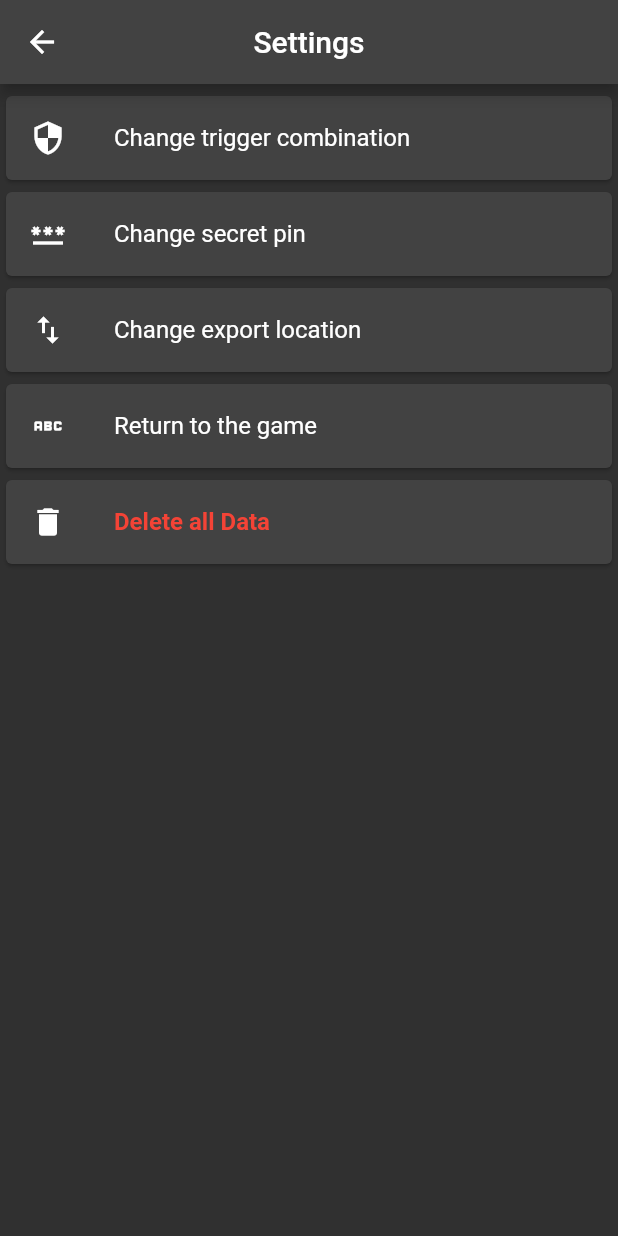
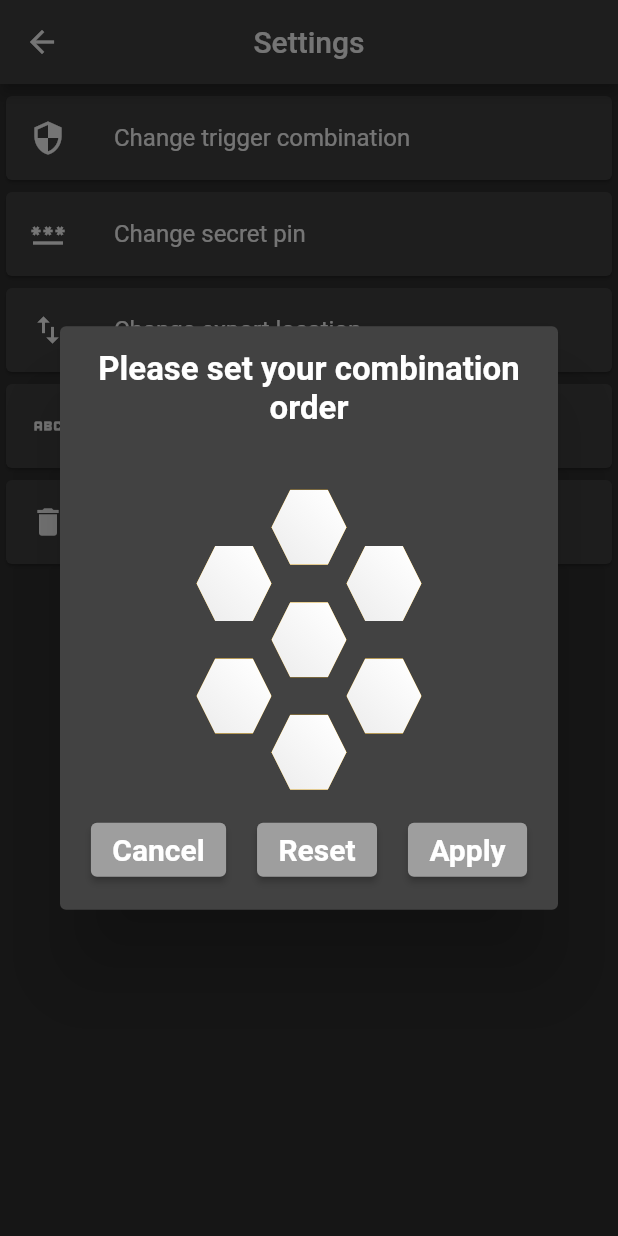
Before and after one commit to MermertH/hidden_hiding_app, a Flutter app: the SettingsScreen screen opened by its route, after a tap on "Change trigger combination", on a phone screen of 412 x 824 dp. Run offline on Flutter 3.47's test engine with Material 2 defaults, Android fonts, the phone set to English and light mode, and no system bars; our stand-ins replace chewie, connectivity_plus, file_picker, flutter_secure_storage, google_fonts, permission_handler and 2 more; missing offline and left inert: flutter_windowmanager, lecle_flutter_absolute_path, video_compress; accounts and stored records are empty; Roboto replaces fonts that are missing (Abel).

Commit message:
reset combination from vault

```diff
--- a/lib/screens/SecretVault/settings_screen.dart
+++ b/lib/screens/SecretVault/settings_screen.dart
@@ -3,6 +3,7 @@ import 'package:flutter/material.dart';
 import 'package:hidden_hiding_app/global.dart';
 import 'package:hidden_hiding_app/preferences.dart';
 import 'package:hidden_hiding_app/screens/SecretVault/services/file_picker.dart';
+import 'package:hidden_hiding_app/screens/SecretVault/widgets/set_combination_dialog.dart';
 import 'package:hidden_hiding_app/screens/WordGame/widgets/pin_dialog.dart';
 
 class SettingsScreen extends StatefulWidget {
@@ -121,6 +122,12 @@ class _SettingsScreenState extends State<SettingsScreen> {
                   isInVault: true,
                 ));
         break;
+      case "security":
+        showDialog(
+            context: context,
+            builder: (context) => const SetCombinationDialog());
+
+        break;
       case "gameScreen":
         Navigator.of(context).pushNamed("/GameScreen");
         break;
--- /dev/null
+++ b/lib/screens/SecretVault/widgets/set_combination_dialog.dart
@@ -0,0 +1,241 @@
+import 'package:flutter/material.dart';
+import 'package:flutter/src/foundation/key.dart';
+import 'package:flutter/src/widgets/framework.dart';
+import 'package:google_fonts/google_fonts.dart';
+import 'package:hidden_hiding_app/global.dart';
+import 'package:hidden_hiding_app/preferences.dart';
+import 'package:hidden_hiding_app/screens/WordGame/widgets/hexagon_button_shape.dart';
+import 'package:hidden_hiding_app/screens/WordGame/widgets/hexagon_clipper.dart';
+
+class SetCombinationDialog extends StatefulWidget {
+  const SetCombinationDialog({Key? key}) : super(key: key);
+
+  @override
+  State<SetCombinationDialog> createState() => _SetCombinationDialogState();
+}
+
+class _SetCombinationDialogState extends State<SetCombinationDialog> {
+  Map<String, int> buttonCombinationOrderList = {};
+  int tempData = 0;
+  int combinationOrderCount = 0;
+
+  @override
+  Widget build(BuildContext context) {
+    return Dialog(
+      child: Column(
+        mainAxisSize: MainAxisSize.min,
+        children: [
+          Padding(
+            padding: const EdgeInsets.all(16.0),
+            child: Text(
+              "Please set your combination order",
+              textAlign: TextAlign.center,
+              style: GoogleFonts.abel(
+                fontSize: 22,
+                fontWeight: FontWeight.bold,
+                color: Colors.white,
+              ),
+            ),
+          ),
+          Row(
+            mainAxisAlignment: MainAxisAlignment.center,
+            children: [
+              Column(
+                children: [
+                  gameButtons(
+                    buttonValue: "",
+                    buttonName: "LeftTop",
+                  ),
+                  gameButtons(
+                    buttonValue: "",
+                    buttonName: "LeftBottom",
+                  ),
+                ],
+              ),
+              Column(
+                children: [
+                  gameButtons(
+                    buttonValue: "",
+                    buttonName: "Top",
+                  ),
+                  gameButtons(
+                    buttonValue: "",
+                    buttonName: "Middle",
+                  ),
+                  gameButtons(
+                    buttonValue: "",
+                    buttonName: "Bottom",
+                  ),
+                ],
+              ),
+              Column(
+                children: [
+                  gameButtons(
+                    buttonValue: "",
+                    buttonName: "RightTop",
+                  ),
+                  gameButtons(
+                    buttonValue: "",
+                    buttonName: "RightBottom",
+                  ),
+                ],
+              ),
+            ],
+          ),
+          Padding(
+            padding: const EdgeInsets.symmetric(vertical: 16.0),
+            child: Row(
+              mainAxisAlignment: MainAxisAlignment.spaceEvenly,
+              children: [
+                ElevatedButton(
+                  style: ElevatedButton.styleFrom(
+                      textStyle: GoogleFonts.abel(
+                        fontSize: 20,
+                        fontWeight: FontWeight.bold,
+                        color: Colors.grey,
+                      ),
+                      primary: Colors.grey,
+                      onPrimary: Colors.white),
+                  onPressed: () {
+                    Global()
+                        .combinationButtons
+                        .updateAll((key, value) => false);
+                    buttonCombinationOrderList.clear();
+                    combinationOrderCount = 0;
+                    Navigator.of(context).pop();
+                  },
+                  child: const Text("Cancel"),
+                ),
+                ElevatedButton(
+                  style: ElevatedButton.styleFrom(
+                      textStyle: GoogleFonts.abel(
+                        fontSize: 20,
+                        fontWeight: FontWeight.bold,
+                        color: Colors.grey,
+                      ),
+                      primary: Colors.grey,
+                      onPrimary: Colors.white),
+                  onPressed: () {
+                    setState(() {
+                      Global()
+                          .combinationButtons
+                          .updateAll((key, value) => false);
+                      buttonCombinationOrderList.clear();
+                      combinationOrderCount = 0;
+                    });
+                  },
+                  child: const Text("Reset"),
+                ),
+                ElevatedButton(
+                  style: ElevatedButton.styleFrom(
+                      textStyle: GoogleFonts.abel(
+                        fontSize: 20,
+                        fontWeight: FontWeight.bold,
+                        color: Colors.grey,
+                      ),
+                      primary: Colors.grey,
+                      onPrimary: Colors.white),
+                  onPressed: () {
+                    if (buttonCombinationOrderList.length == 7) {
+                      for (int index = 0;
+                          index < buttonCombinationOrderList.length;
+                          index++) {
+                        Preferences().setCombinationCount(
+                            buttonCombinationOrderList.keys.elementAt(index),
+                            buttonCombinationOrderList.values.elementAt(index));
+                      }
+                      Global()
+                          .combinationButtons
+                          .updateAll((key, value) => false);
+                      buttonCombinationOrderList.clear();
+                      combinationOrderCount = 0;
+                      Navigator.of(context).pop();
+                    }
+                  },
+                  child: const Text("Apply"),
+                ),
+              ],
+            ),
+          ),
+        ],
+      ),
+    );
+  }
+
+  Widget gameButtons({
+    required String buttonValue,
+    required String buttonName,
+  }) {
+    return Padding(
+      padding: const EdgeInsets.only(top: 25),
+      child: Stack(
+        children: [
+          CustomPaint(
+            painter: HexagonButton(),
+            child: const SizedBox(
+              width: 50,
+              height: 50,
+            ),
+          ),
+          Positioned.fill(
+            child: ClipPath(
+              clipper: HexagonClipper(),
+              child: Container(
+                decoration: BoxDecoration(
+                  gradient: LinearGradient(
+                    begin: Alignment.topRight,
+                    end: Alignment.bottomLeft,
+                    stops: const [
+                      0.1,
+                      0.9,
+                    ],
+                    colors: [
+                      Global().getCombinationButtonStatus(buttonName)
+                          ? Colors.green[600]!
+                          : Colors.white,
+                      Colors.grey[200]!
+                    ],
+                  ),
+                ),
+                child: Center(
+                  child: Text(
+                    Global().getCombinationButtonStatus(buttonName)
+                        ? buttonCombinationOrderList.entries
+                            .firstWhere((element) => element.key == buttonName)
+                            .value
+                            .toString()
+                        : buttonValue,
+                    style: GoogleFonts.abel(
+                        fontWeight: FontWeight.bold,
+                        fontSize: 30,
+                        color: Colors.black),
+                  ),
+                ),
+              ),
+            ),
+          ),
+          Positioned.fill(
+            child: ClipPath(
+              clipper: HexagonClipper(),
+              child: Material(
+                color: Colors.transparent,
+                child: InkWell(
+                  onTap: () {
+                    if (Global().getCombinationButtonStatus(buttonName) ==
+                        false) {
+                      combinationOrderCount++;
+                      buttonCombinationOrderList.addEntries(
+                          [MapEntry(buttonName, combinationOrderCount)]);
+                    }
+                    Global().setCombinationButtonStatus(true, buttonName);
+                    setState(() {});
+                  },
+                ),
+              ),
+            ),
+          ),
+        ],
+      ),
+    );
+  }
+}
```
